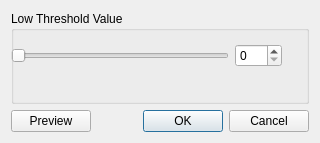
This is cannydialog.ui in mbobowsk/DarQwin as Qt 5 draws it before an edit. The edited form follows.
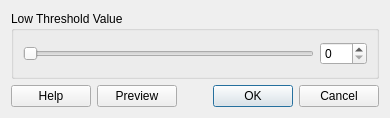
This is the edited form.

```diff
--- a/cannydialog.ui
+++ b/cannydialog.ui
@@ -6,50 +6,26 @@
    <rect>
     <x>0</x>
     <y>0</y>
-    <width>320</width>
-    <height>143</height>
+    <width>390</width>
+    <height>118</height>
    </rect>
   </property>
   <property name="windowTitle">
    <string>Canny Edge Detection</string>
   </property>
   <layout class="QGridLayout" name="gridLayout">
-   <item row="1" column="1">
-    <widget class="QDialogButtonBox" name="buttonBox">
-     <property name="orientation">
-      <enum>Qt::Horizontal</enum>
-     </property>
-     <property name="standardButtons">
-      <set>QDialogButtonBox::Cancel|QDialogButtonBox::Ok</set>
-     </property>
-    </widget>
-   </item>
-   <item row="1" column="0">
-    <widget class="QPushButton" name="previewButton">
-     <property name="text">
-      <string>Preview</string>
-     </property>
-    </widget>
-   </item>
-   <item row="0" column="0" colspan="2">
+   <item row="0" column="0">
     <widget class="QGroupBox" name="groupBox">
      <property name="title">
       <string>Low Threshold Value</string>
      </property>
-     <widget class="QWidget" name="layoutWidget">
-      <property name="geometry">
-       <rect>
-        <x>0</x>
-        <y>30</y>
-        <width>271</width>
-        <height>29</height>
-       </rect>
-      </property>
+     <layout class="QGridLayout" name="gridLayout_2">
+      <item row="0" column="0">
       <layout class="QHBoxLayout" name="horizontalLayout">
        <item>
         <widget class="QSlider" name="horizontalSlider">
          <property name="maximum">
-          <number>100</number>
+           <number>256</number>
          </property>
          <property name="orientation">
           <enum>Qt::Horizontal</enum>
@@ -59,13 +35,42 @@
        <item>
         <widget class="QSpinBox" name="spinBox">
          <property name="maximum">
-          <number>100</number>
+           <number>256</number>
          </property>
         </widget>
        </item>
       </layout>
-     </widget>
-    </widget>
+      </item>
+     </layout>
+    </widget>
+   </item>
+   <item row="1" column="0">
+    <layout class="QHBoxLayout" name="horizontalLayout_2">
+     <item>
+      <widget class="QPushButton" name="helpButton">
+       <property name="text">
+        <string>Help</string>
+       </property>
+      </widget>
+     </item>
+     <item>
+      <widget class="QPushButton" name="previewButton">
+       <property name="text">
+        <string>Preview</string>
+       </property>
+      </widget>
+     </item>
+     <item>
+      <widget class="QDialogButtonBox" name="buttonBox">
+       <property name="orientation">
+        <enum>Qt::Horizontal</enum>
+       </property>
+       <property name="standardButtons">
+        <set>QDialogButtonBox::Cancel|QDialogButtonBox::Ok</set>
+       </property>
+      </widget>
+     </item>
+    </layout>
    </item>
   </layout>
  </widget>
```
Lines whose indentation alone changed are shown as unchanged.
